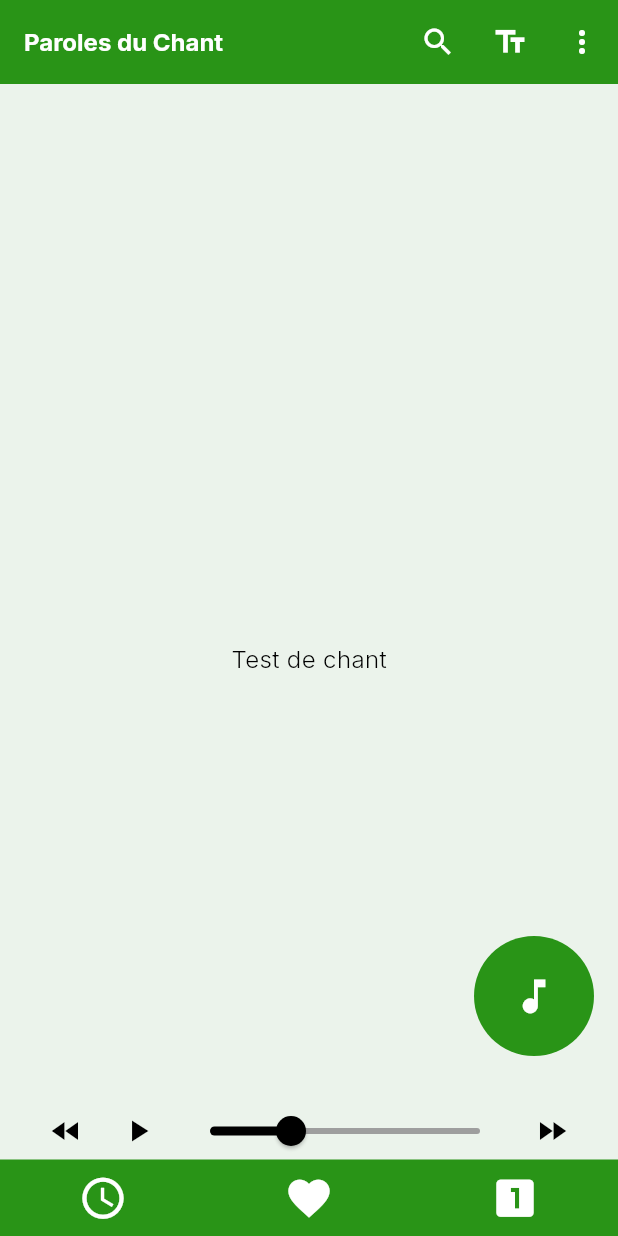
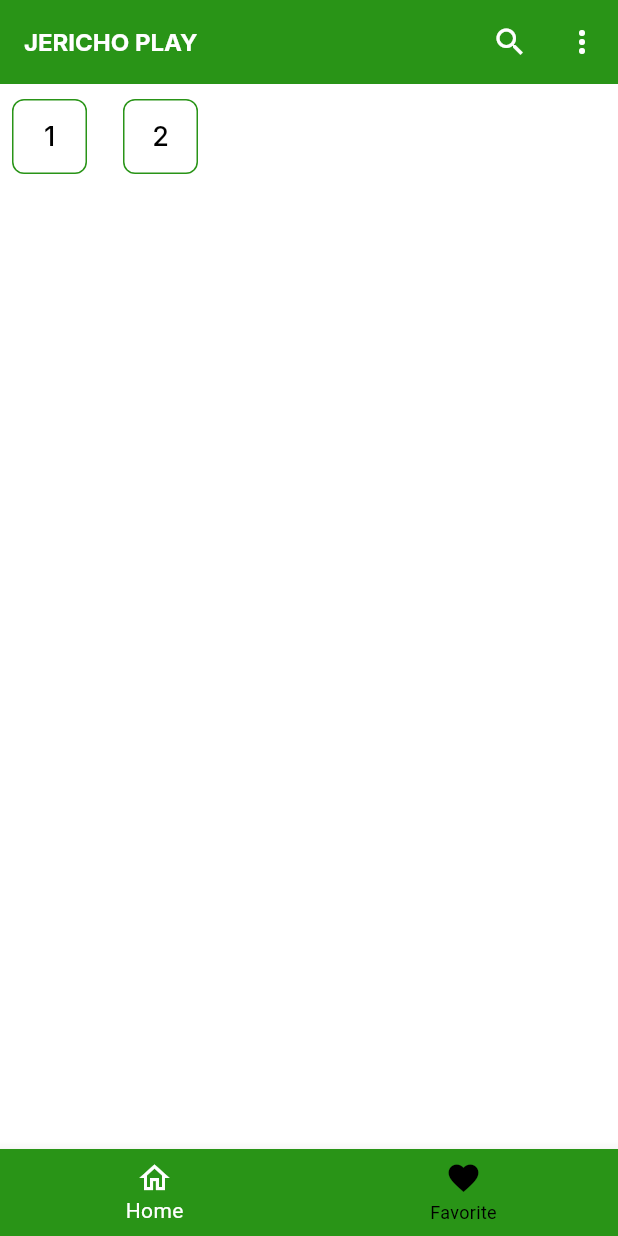
Before and after one commit to Floresadeu/Jericho, a Flutter app: the screen it shows after launch, on a phone screen of 412 x 824 dp. Run offline on Flutter 3.47's test engine with Material 3 defaults, Android fonts, the light colour scheme and no system bars; our stand-ins replace google_fonts, just_audio, sqflite; accounts and stored records are empty.

Commit message:
Dynamisation des pages.

```diff
--- a/lib/page/acceuil.dart
+++ b/lib/page/acceuil.dart
@@ -1,25 +1,33 @@
 import 'package:flutter/material.dart';
 import 'package:google_fonts/google_fonts.dart';
 import 'package:jericho_plays/page/recherche.dart';
-import 'package:jericho_plays/page/favoris.dart';
-import 'package:jericho_plays/page/dialogue_taillePolice.dart';
-import 'dialogue_voix.dart';
+
+import 'favoris.dart';
 import 'numero_Page.dart';
 
-class HomePage extends StatelessWidget {
-  final String? paroles;  // Ajout de la variable pour stocker les paroles
+class HomePage extends StatefulWidget {
+  const HomePage({super.key, required paroles});
 
-  // Ajout d'un constructeur pour accepter les paroles
-  HomePage({this.paroles});
+  @override
+  State<HomePage> createState() => _HomePageState();
+}
+
+class _HomePageState extends State<HomePage> {
+  Color bgColor = const Color(0xFF299417);
+  int _selectedIndex = 0;
+  final page = [
+    const NumberSelectionPage(),
+    FavoritesPage(),
+  ];
 
   @override
   Widget build(BuildContext context) {
     return Scaffold(
-      backgroundColor: Color(0xFFEBF3EB),
+      backgroundColor: Colors.white,
       appBar: AppBar(
-        backgroundColor: Color(0xFF299417),
+        backgroundColor: const Color(0xFF299417),
         title: Text(
-          paroles != null ? 'Paroles du Chant' : 'JERICHO PLAY',
+          _selectedIndex == 0 ? 'JERICHO PLAY' : 'Favorite',
           style: GoogleFonts.inter(
             fontWeight: FontWeight.w700,
             fontSize: 16,
@@ -28,7 +36,7 @@ class HomePage extends StatelessWidget {
         ),
         actions: [
           IconButton(
-            icon: Icon(Icons.search, color: Colors.white),
+            icon: const Icon(Icons.search, color: Colors.white),
             onPressed: () {
               Navigator.push(
                 context,
@@ -37,136 +45,36 @@ class HomePage extends StatelessWidget {
             },
           ),
           IconButton(
-            icon: Icon(Icons.text_fields, color: Colors.white),
-            onPressed: () {
-              showTaillePoliceDialog(context);
-            },
-          ),
-          IconButton(
-            icon: Icon(Icons.more_vert, color: Colors.white),
+            icon: const Icon(Icons.more_vert, color: Colors.white),
             onPressed: () {
               // Ajoutez l'action que vous souhaitez ici
             },
           ),
         ],
       ),
-      body: Stack(
-        children: [
-          if (paroles != null)  // Si les paroles sont présentes, les afficher
-            Center(
-              child: Padding(
-                padding: const EdgeInsets.all(16.0),
-                child: Text(
-                  paroles!,
-                  style: GoogleFonts.inter(
-                    fontWeight: FontWeight.w300,
-                    fontSize: 16,
-                    color: Color(0xFF000000),
-                  ),
-                ),
-              ),
-            )
-          else
-            const Center(
-
-            ),
-          Positioned(
-            bottom: 120,
-            right: 16,
-            child: GestureDetector(
-              onTap: () {
-                showVoixDialog(context);
-              },
-              child: Container(
-                width: 80,
-                height: 80,
-                decoration: const BoxDecoration(
-                  color: Color(0xFF299417),
-                  shape: BoxShape.circle,
-                ),
-                child: const Icon(Icons.music_note, size: 30, color: Colors.white),
-              ),
-            ),
-          ),
-          Positioned(
-            bottom: 30,
-            left: 4,
-            right: 4,
-            child: Container(
-              decoration: const BoxDecoration(
-                color: Color(0xFFEBF3EB),
-              ),
-              padding: EdgeInsets.all(16),
-              child: Row(
-                mainAxisAlignment: MainAxisAlignment.spaceBetween,
-                children: [
-                  IconButton(
-                    icon: Icon(Icons.fast_rewind, color: Colors.black),
-                    onPressed: () {
-                      // Logique pour reculer dans la lecture
-                    },
-                  ),
-                  IconButton(
-                    icon: Icon(Icons.play_arrow, color: Colors.black),
-                    onPressed: () {
-                      // code pour jouer ou mettre en pause
-                    },
-                  ),
-                  Expanded(
-                    child: Slider(
-                      value: 0.3, // Position actuelle de lecture
-                      onChanged: (newValue) {
-                        // code pour mettre à jour la position de lecture
-                      },
-                      activeColor: Colors.black,
-                      inactiveColor: Colors.grey,
-                    ),
-                  ),
-                  IconButton(
-                    icon: Icon(Icons.fast_forward, color: Colors.black),
-                    onPressed: () {
-                      // code pour avancer dans la lecture
-                    },
-                  ),
-                ],
-              ),
-            ),
-          ),
-          Positioned(
-            bottom: 0,
-            left: 0,
-            right: 0,
-            child: Container(
-              color: Color(0xFF299417),
-              padding: EdgeInsets.symmetric(vertical: 9),
-              child: Row(
-                mainAxisAlignment: MainAxisAlignment.spaceAround,
-                children: [
-                  const Icon(Icons.access_time, color: Colors.white, size: 33),
-                  GestureDetector(
-                    onTap: () {
-                      Navigator.push(
-                        context,
-                        MaterialPageRoute(builder: (context) => FavoritesPage()),
-                      );
-                    },
-                    child: Icon(Icons.favorite, color: Colors.white, size: 33),
-                  ),
-                  GestureDetector(
-                    onTap: () {
-                      Navigator.push(
-                        context,
-                        MaterialPageRoute(builder: (context) => NumberSelectionPage()),
-                      );
-                    },
-                    child: Icon(Icons.looks_one, color: Colors.white, size: 33),
-                  ),
-                ],
-              ),
-            ),
-          ),
+      bottomNavigationBar: BottomNavigationBar(
+        backgroundColor: bgColor,
+        selectedItemColor: Colors.white,
+        unselectedItemColor: Colors.black,
+        currentIndex: _selectedIndex,
+        onTap: (index) {
+          setState(() {
+            _selectedIndex = index;
+          });
+        },
+        items: const [
+          BottomNavigationBarItem(
+              icon: Icon(Icons.home_outlined), label: "Home"),
+          BottomNavigationBarItem(
+              icon: Icon(Icons.favorite), label: "Favorite"),
         ],
       ),
+      body: page[_selectedIndex],
     );
   }
+
+  @override
+  void dispose() {
+    super.dispose;
+  }
 }
```
